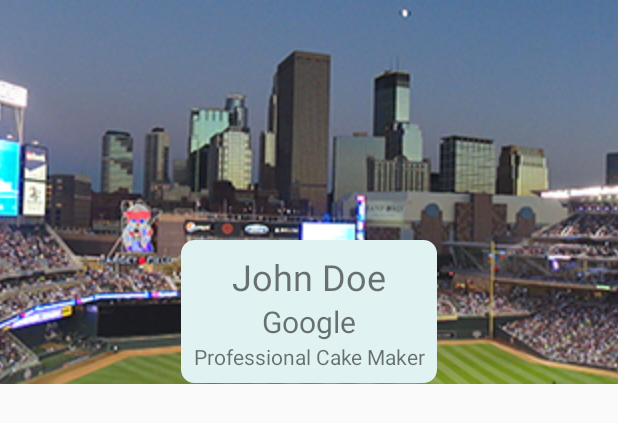
After one commit to Hardikficode/GetHired.club, an Android app: the layout fragment_interviewer_profile.xml on its own in the app's theme, with its tools: preview values and no code run, on a phone screen of 412 x 824 dp. The commit adds this screen. Shown: the top 423 px of the screen. Run offline under Robolectric (Android 15) with nearby library versions, the phone set to English and light mode, and no system bars.

Commit message:
- Added background cover images. - Added ProfileFragment class. - Added BackgroundUtils class for getting random images.

```diff
--- a/app/src/main/java/huhx0015/interview/club/ui/adapter/InterviewerAdapter.java
+++ b/app/src/main/java/huhx0015/interview/club/ui/adapter/InterviewerAdapter.java
@@ -19,9 +19,7 @@ import huhx0015.interview.club.model.Interviewer;
 
 public class InterviewerAdapter extends RecyclerView.Adapter<InterviewerAdapter.ListViewHolder> {
 
-    /**
-     * CLASS VARIABLES ________________________________________________________________________
-     **/
+    /** CLASS VARIABLES ________________________________________________________________________ **/
 
     // ACTIVITY VARIABLES
     private Activity activity;
--- /dev/null
+++ b/app/src/main/res/drawable-nodpi/profile_window_background.xml
@@ -0,0 +1,20 @@
+<?xml version="1.0" encoding="utf-8"?>
+<selector xmlns:android="http://schemas.android.com/apk/res/android">
+    <item>
+        <shape>
+            <stroke
+                android:width="2dp"
+                android:color="#E0F2F1" />
+            <solid
+                android:color="#E0F2F1" >
+            </solid>
+            <corners
+                android:radius="8dp" />
+            <padding
+                android:left="4dp"
+                android:top="4dp"
+                android:right="4dp"
+                android:bottom="4dp" />
+        </shape>
+    </item>
+</selector>
--- /dev/null
+++ b/app/src/main/res/layout/fragment_interviewer_profile.xml
@@ -0,0 +1,62 @@
+<?xml version="1.0" encoding="utf-8"?>
+<FrameLayout xmlns:android="http://schemas.android.com/apk/res/android"
+    android:orientation="vertical" android:layout_width="match_parent"
+    android:layout_height="match_parent"
+    android:id="@+id/interviewer_profile_layout">
+
+    <ImageView
+        android:layout_width="match_parent"
+        android:layout_height="256dp"
+        android:id="@+id/profile_cover_image"
+        android:scaleType="centerCrop"
+        android:src="@drawable/target_field_background" />
+
+    <LinearLayout
+        android:orientation="vertical"
+        android:layout_width="wrap_content"
+        android:layout_height="wrap_content"
+        android:layout_gravity="center_horizontal"
+        android:layout_marginTop="24dp"
+        android:id="@+id/profile_image_text_container">
+
+        <ImageView
+            android:layout_width="128dp"
+            android:layout_height="128dp"
+            android:id="@+id/profile_image_avatar" />
+
+        <LinearLayout
+            android:orientation="vertical"
+            android:layout_width="wrap_content"
+            android:layout_height="match_parent"
+            android:layout_gravity="center"
+            android:gravity="center"
+            android:layout_marginTop="8dp"
+            android:background="@drawable/profile_window_background"
+            android:padding="8dp"
+            android:id="@+id/profile_text_container">
+
+            <TextView
+                android:layout_width="wrap_content"
+                android:layout_height="wrap_content"
+                android:text="John Doe"
+                android:id="@+id/profile_name_text"
+                android:textSize="24sp" />
+
+            <TextView
+                android:layout_width="wrap_content"
+                android:layout_height="wrap_content"
+                android:text="Google"
+                android:id="@+id/profile_company_text"
+                android:textSize="20sp" />
+
+            <TextView
+                android:layout_width="wrap_content"
+                android:layout_height="wrap_content"
+                android:text="Professional Cake Maker"
+                android:id="@+id/profile_position_text"
+                android:textSize="14dp"
+                android:gravity="center" />
+        </LinearLayout>
+    </LinearLayout>
+
+</FrameLayout>
```
Also changed, not shown: app/src/main/java/huhx0015/interview/club/BackgroundUtils.java (added, +63 -0 lines), app/src/main/java/huhx0015/interview/club/fragments/ProfileFragment.java (added, +95 -0 lines), app/src/main/res/drawable-nodpi/bay_bridge_night_background.png (added), app/src/main/res/drawable-nodpi/cherry_spoon_background.png (added), app/src/main/res/drawable-nodpi/chicago_night_background.png (added), app/src/main/res/drawable-nodpi/duluth_night_background.png (added), app/src/main/res/drawable-nodpi/golden_gate_bridge_background.png (added), app/src/main/res/drawable-nodpi/minneapolis_background.png (added), app/src/main/res/drawable-nodpi/seoul_night_background.png (added), app/src/main/res/drawable-nodpi/st_paul_background.png (added), app/src/main/res/drawable-nodpi/target_field_background.png (added), app/src/main/res/drawable-nodpi/umn_background.png (added), app/src/main/res/drawable-nodpi/winter_background.png (added).
